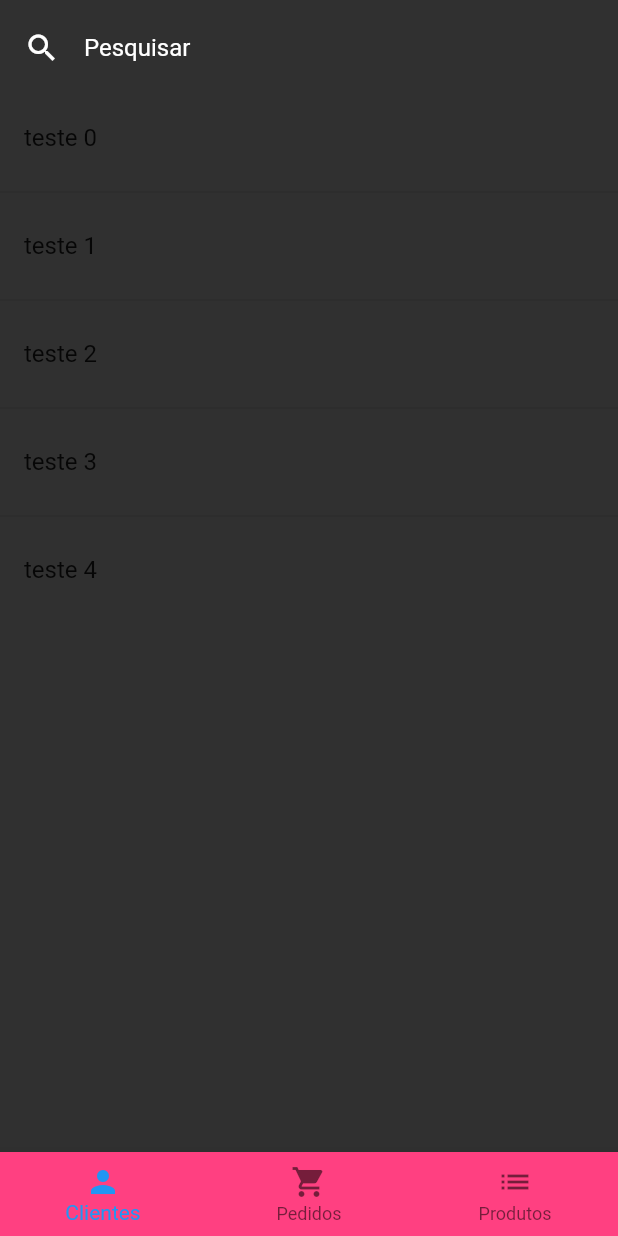
After one commit to diegoalves018/GerenteLojaAPFlutter, a Flutter app: the screen it shows once a user with an empty profile is signed in, on a phone screen of 412 x 824 dp. The commit adds this screen. Run offline on Flutter 3.47's test engine with Material 2 defaults, Android fonts, the phone set to English and light mode, and no system bars; our stand-ins replace cloud_firestore, firebase_auth, rxdart; missing offline and left inert: bloc_pattern; accounts and stored records are empty; statements that could not run were skipped.

Commit message:
commit home_screen/users_tab

```diff
--- /dev/null
+++ b/lib/screens/home_screen.dart
@@ -0,0 +1,70 @@
+import 'package:flutter/material.dart';
+import 'package:gerente_loja/tabs/users_tab.dart';
+
+class HomeScreen extends StatefulWidget {
+  @override
+  _HomeScreenState createState() => _HomeScreenState();
+}
+
+class _HomeScreenState extends State<HomeScreen> {
+  PageController _pageController;
+  int _page = 0;
+
+  @override
+  void initState() {
+    super.initState();
+
+    _pageController = PageController();
+  }
+
+  @override
+  void dispose() {
+    _pageController.dispose();
+
+    super.dispose();
+  }
+
+  @override
+  Widget build(BuildContext context) {
+    return Scaffold(
+      backgroundColor: Colors.grey[850],
+      bottomNavigationBar: Theme(
+        data: Theme.of(context).copyWith(
+            canvasColor: Colors.pinkAccent,
+            primaryColor: Colors.white,
+            textTheme: Theme.of(context)
+                .textTheme
+                .copyWith(caption: TextStyle(color: Colors.white54))),
+        child: BottomNavigationBar(
+          currentIndex: _page,
+          onTap: (p) {
+            _pageController.animateToPage(p,
+                duration: Duration(milliseconds: 500), curve: Curves.ease);
+          },
+          items: [
+            BottomNavigationBarItem(
+                icon: Icon(Icons.person), label: 'Clientes'),
+            BottomNavigationBarItem(
+                icon: Icon(Icons.shopping_cart), label: 'Pedidos'),
+            BottomNavigationBarItem(icon: Icon(Icons.list), label: 'Produtos'),
+          ],
+        ),
+      ),
+      body: SafeArea(
+        child: PageView(
+          controller: _pageController,
+          onPageChanged: (p){
+            setState(() {
+              _page = p;
+            });
+          },
+          children: <Widget>[
+            UsersTab(),
+            Container(color: Colors.yellow),
+            Container(color: Colors.green),
+          ],
+        ),
+      ),
+    );
+  }
+}
--- /dev/null
+++ b/lib/tabs/users_tab.dart
@@ -0,0 +1,34 @@
+import 'package:flutter/material.dart';
+import 'package:gerente_loja/widgets/input_field.dart';
+
+class UsersTab extends StatelessWidget {
+  @override
+  Widget build(BuildContext context) {
+    return Column(
+      children: <Widget>[
+        Padding(
+          padding: const EdgeInsets.symmetric(horizontal: 16, vertical: 8),
+          child: TextField(
+            style: TextStyle(color: Colors.white),
+            decoration: InputDecoration(
+              hintText: 'Pesquisar',
+              hintStyle: TextStyle(color: Colors.white),
+              icon: Icon(Icons.search, color: Colors.white,),
+              border: InputBorder.none
+            ),
+          ),
+        ),
+        Expanded(
+          child: ListView.separated(
+              itemBuilder: (context, index){
+                return ListTile(title: Text('teste $index'),);
+              },
+              separatorBuilder: (context, index){
+                return Divider();
+              },
+              itemCount: 5),
+        )
+      ],
+    );
+  }
+}
--- a/lib/validators/login_validators.dart
+++ b/lib/validators/login_validators.dart
@@ -13,7 +13,7 @@ class LoginValidators{
 
   final validatePassord = StreamTransformer<String, String>.fromHandlers(
     handleData: (password, sink){
-      if(password.length > 6){
+      if(password.length > 5){
         sink.add(password);
       }else{
         sink.addError("Senha inválida, deve conter pelo menos 6 caracteres");
```
Also changed, not shown: lib/blocs/login_bloc.dart (+54 -0 lines), lib/screens/login_screen.dart (+62 -9 lines).
